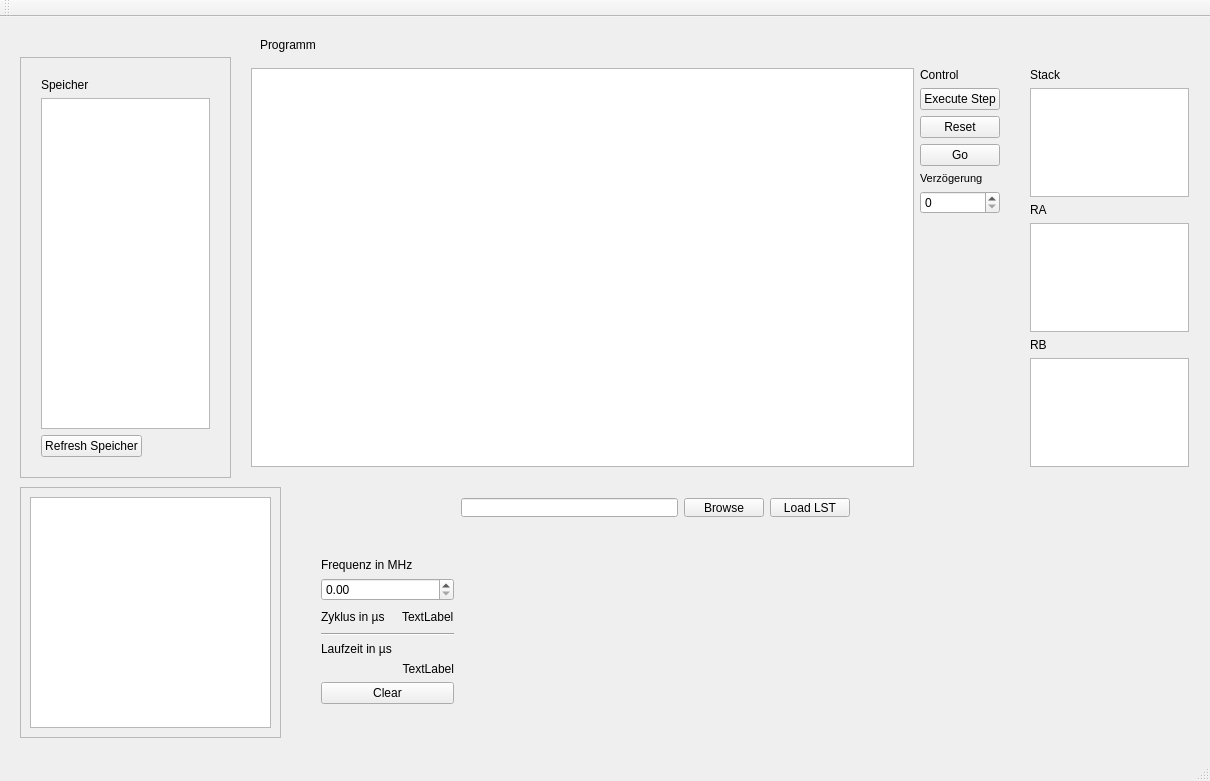
Above: PICSimu/mainwindow.ui from Benedikt1992/PICSimu before the change. Below: the same form after it.
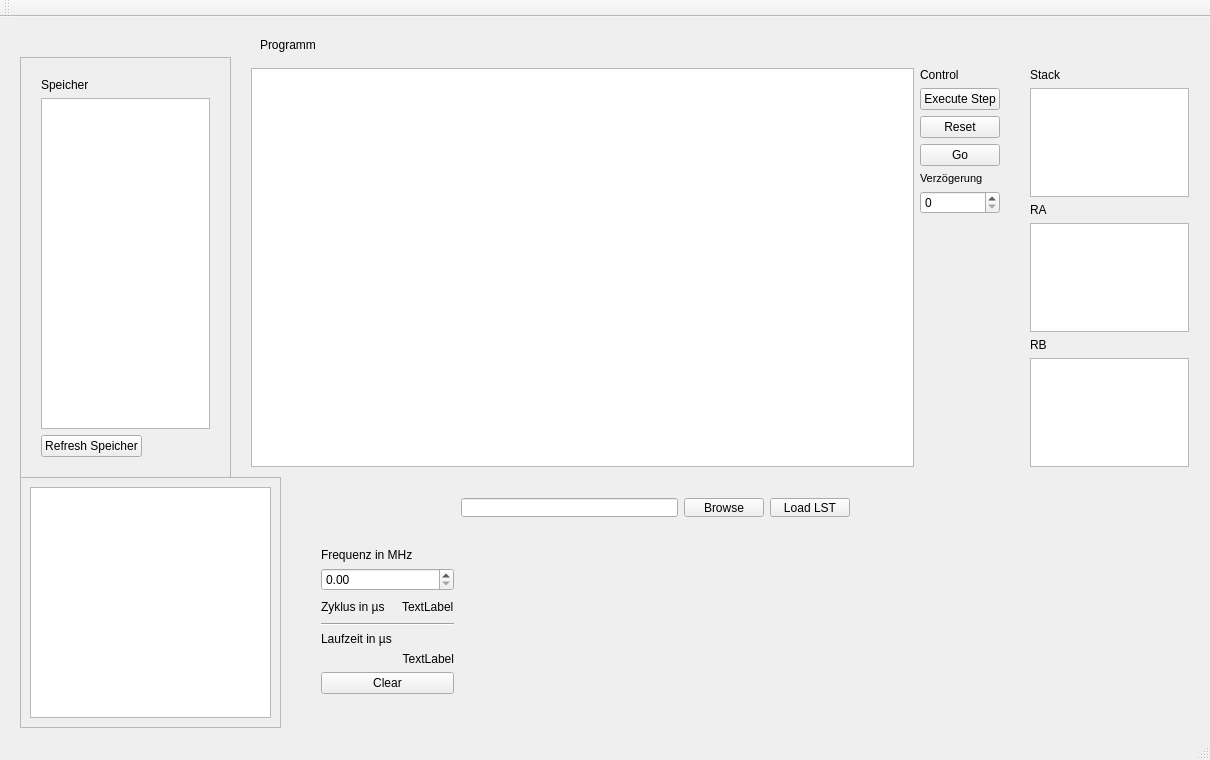
That is the form after the change.

Commit message: GUI Größe auf Laptop angepasst

```diff
--- a/PICSimu/mainwindow.ui
+++ b/PICSimu/mainwindow.ui
@@ -7,7 +7,7 @@
     <x>0</x>
     <y>0</y>
     <width>1210</width>
-    <height>781</height>
+    <height>760</height>
    </rect>
   </property>
   <property name="windowTitle">
@@ -196,7 +196,7 @@
     <property name="geometry">
      <rect>
       <x>20</x>
-      <y>470</y>
+      <y>460</y>
       <width>261</width>
       <height>251</height>
      </rect>
@@ -222,7 +222,7 @@
     <property name="geometry">
      <rect>
       <x>310</x>
-      <y>530</y>
+      <y>520</y>
       <width>155</width>
       <height>184</height>
      </rect>
```
